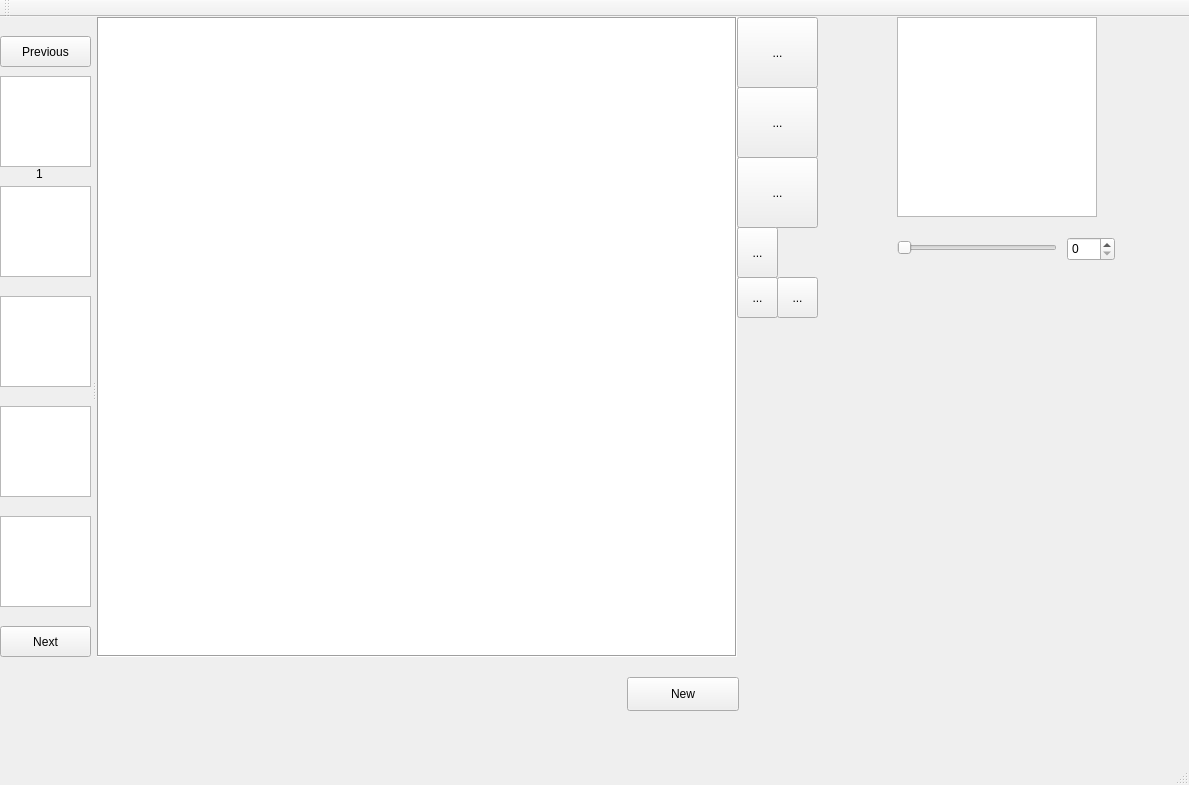
Old version of the form SpriteEditor/mainwindow.ui in the repository mahowa/Nerdz.
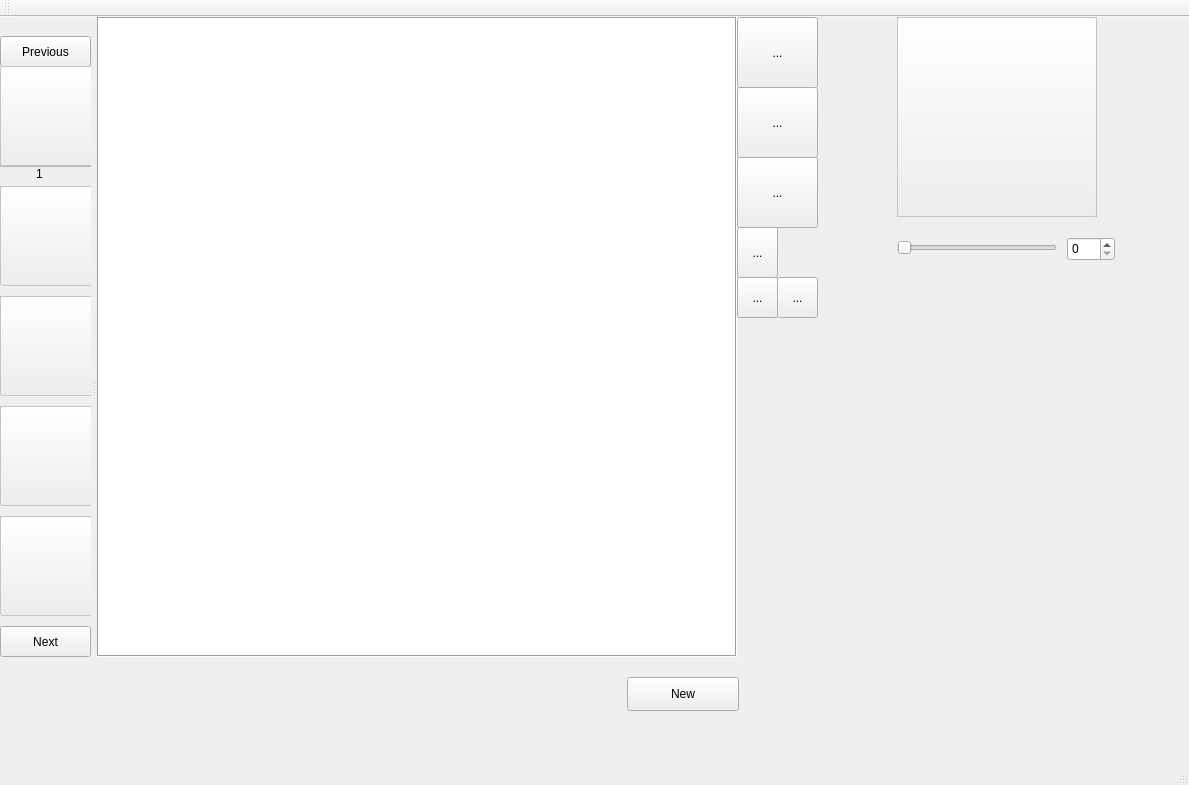
New version of the form. Icons and pictures are not drawn.

```diff
--- a/SpriteEditor/mainwindow.ui
+++ b/SpriteEditor/mainwindow.ui
@@ -254,6 +254,22 @@
      </size>
     </property>
    </widget>
+   <widget class="QPushButton" name="previewButton">
+    <property name="enabled">
+     <bool>false</bool>
+    </property>
+    <property name="geometry">
+     <rect>
+      <x>800</x>
+      <y>0</y>
+      <width>200</width>
+      <height>200</height>
+     </rect>
+    </property>
+    <property name="text">
+     <string/>
+    </property>
+   </widget>
   </widget>
   <widget class="QToolBar" name="mainToolBar">
    <attribute name="toolBarArea">
@@ -494,6 +510,101 @@
       <set>Qt::AlignCenter</set>
      </property>
     </widget>
+    <widget class="QPushButton" name="viewButton1">
+     <property name="enabled">
+      <bool>false</bool>
+     </property>
+     <property name="geometry">
+      <rect>
+       <x>0</x>
+       <y>30</y>
+       <width>100</width>
+       <height>100</height>
+      </rect>
+     </property>
+     <property name="autoFillBackground">
+      <bool>false</bool>
+     </property>
+     <property name="text">
+      <string/>
+     </property>
+    </widget>
+    <widget class="QPushButton" name="viewButton2">
+     <property name="enabled">
+      <bool>false</bool>
+     </property>
+     <property name="geometry">
+      <rect>
+       <x>0</x>
+       <y>150</y>
+       <width>100</width>
+       <height>100</height>
+      </rect>
+     </property>
+     <property name="autoFillBackground">
+      <bool>false</bool>
+     </property>
+     <property name="text">
+      <string/>
+     </property>
+    </widget>
+    <widget class="QPushButton" name="viewButton3">
+     <property name="enabled">
+      <bool>false</bool>
+     </property>
+     <property name="geometry">
+      <rect>
+       <x>0</x>
+       <y>260</y>
+       <width>100</width>
+       <height>100</height>
+      </rect>
+     </property>
+     <property name="autoFillBackground">
+      <bool>false</bool>
+     </property>
+     <property name="text">
+      <string/>
+     </property>
+    </widget>
+    <widget class="QPushButton" name="viewButton4">
+     <property name="enabled">
+      <bool>false</bool>
+     </property>
+     <property name="geometry">
+      <rect>
+       <x>0</x>
+       <y>370</y>
+       <width>100</width>
+       <height>100</height>
+      </rect>
+     </property>
+     <property name="autoFillBackground">
+      <bool>false</bool>
+     </property>
+     <property name="text">
+      <string/>
+     </property>
+    </widget>
+    <widget class="QPushButton" name="viewButton5">
+     <property name="enabled">
+      <bool>false</bool>
+     </property>
+     <property name="geometry">
+      <rect>
+       <x>0</x>
+       <y>480</y>
+       <width>100</width>
+       <height>100</height>
+      </rect>
+     </property>
+     <property name="autoFillBackground">
+      <bool>false</bool>
+     </property>
+     <property name="text">
+      <string/>
+     </property>
+    </widget>
    </widget>
   </widget>
   <action name="actionSave">
```
